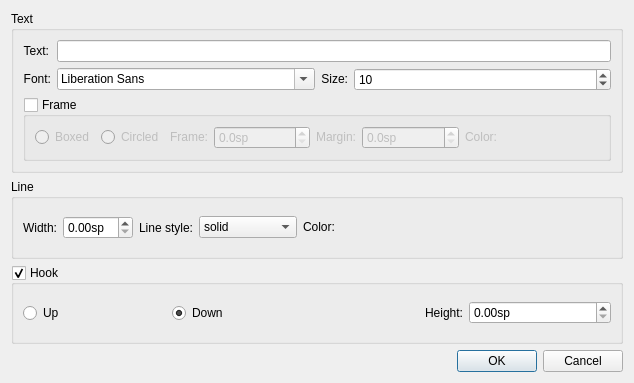
musescore/musescore-old, file mscore/mscore/lineproperties.ui: the form before one commit.
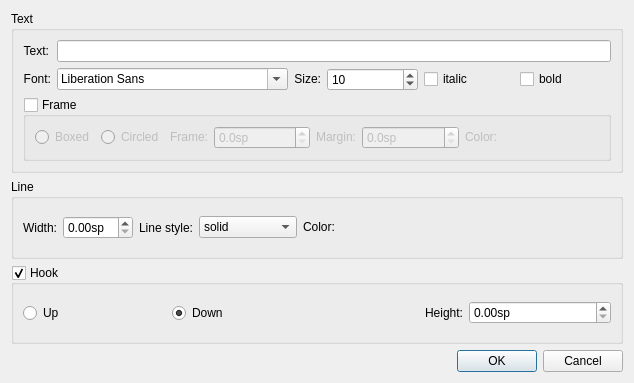
The form after the commit. Custom widgets are drawn as their Qt base class.

Commit message: change base class for Ottava()

What changed in the file:
```diff
--- a/mscore/mscore/lineproperties.ui
+++ b/mscore/mscore/lineproperties.ui
@@ -38,7 +38,7 @@
         </property>
        </widget>
       </item>
-      <item row="0" column="1" colspan="3" >
+      <item row="0" column="1" colspan="5" >
        <widget class="QLineEdit" name="text" />
       </item>
       <item row="1" column="0" >
@@ -89,7 +89,21 @@
         </property>
        </widget>
       </item>
-      <item row="2" column="0" colspan="4" >
+      <item row="1" column="4" >
+       <widget class="QCheckBox" name="italic" >
+        <property name="text" >
+         <string>italic</string>
+        </property>
+       </widget>
+      </item>
+      <item row="1" column="5" >
+       <widget class="QCheckBox" name="bold" >
+        <property name="text" >
+         <string>bold</string>
+        </property>
+       </widget>
+      </item>
+      <item row="2" column="0" colspan="6" >
        <widget class="QGroupBox" name="frame" >
         <property name="title" >
          <string>Frame</string>
```
The commit also changes 7 other files.
